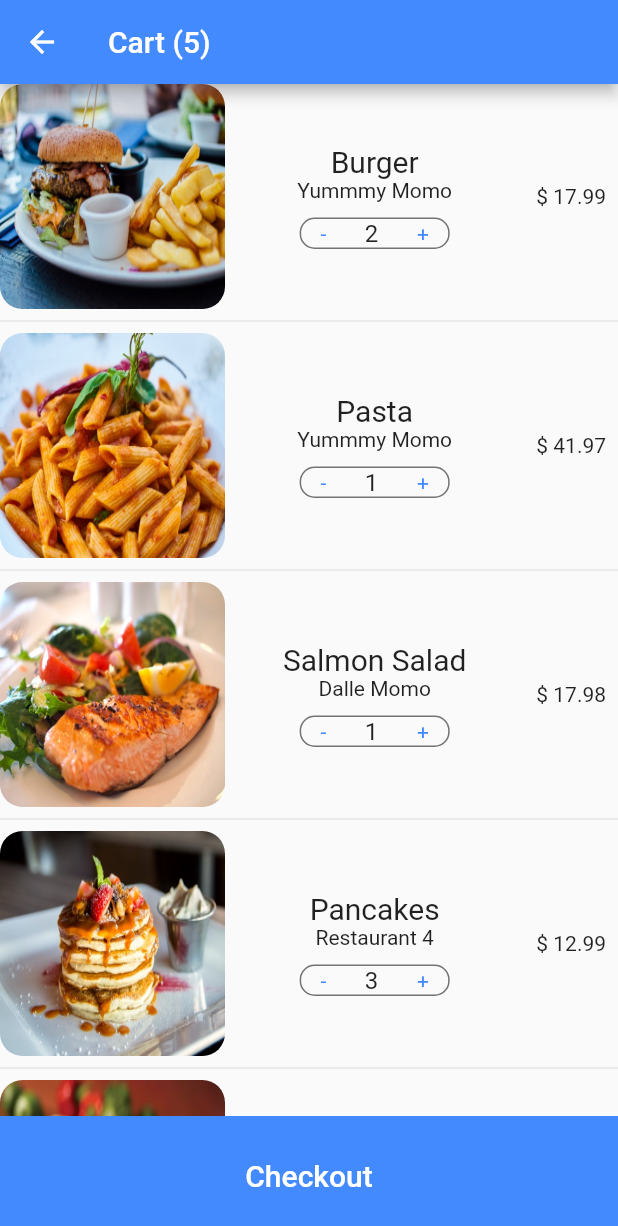
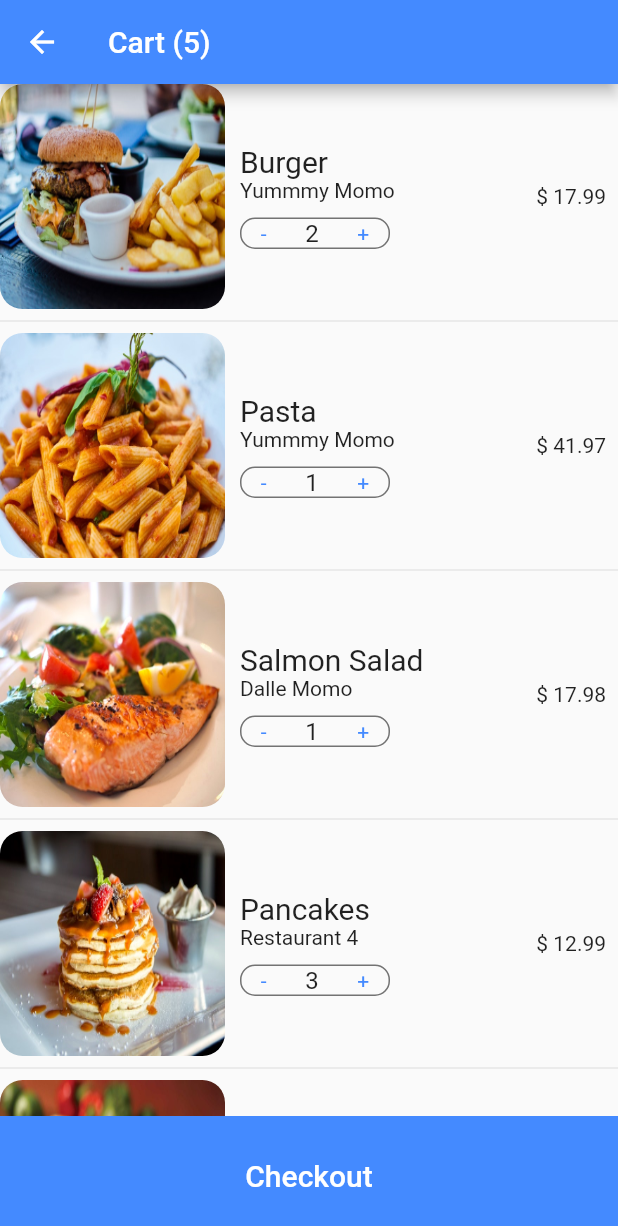
Before and after one commit to sailes-shakya/food-delivery-ui, a Flutter app: the Cartscreen screen opened directly, on a phone screen of 412 x 824 dp. Shown: the top 1226 px of the screen. Run offline on Flutter 3.47's test engine with Material 2 defaults, Android fonts, the phone set to English and light mode, and no system bars.

Commit message:
screenshot

```diff
--- a/lib/screens/cartScreen.dart
+++ b/lib/screens/cartScreen.dart
@@ -70,7 +70,11 @@ class Cartscreen extends StatelessWidget {
        Expanded(
          child: Container(
            padding:EdgeInsets.all(10),
-           child: Column(children: [
+           child: Column(
+             mainAxisAlignment: MainAxisAlignment.start,
+             crossAxisAlignment: CrossAxisAlignment.start,
+             children: [
+
              Text(food.name,style: TextStyle(fontSize: 20,)),
              Text(currentUser.cart[index].restaurant.name),
              SizedBox(height: 10,),
```
Also changed, not shown: images/screeensho1.png (added), images/screenshot2.png (added).
